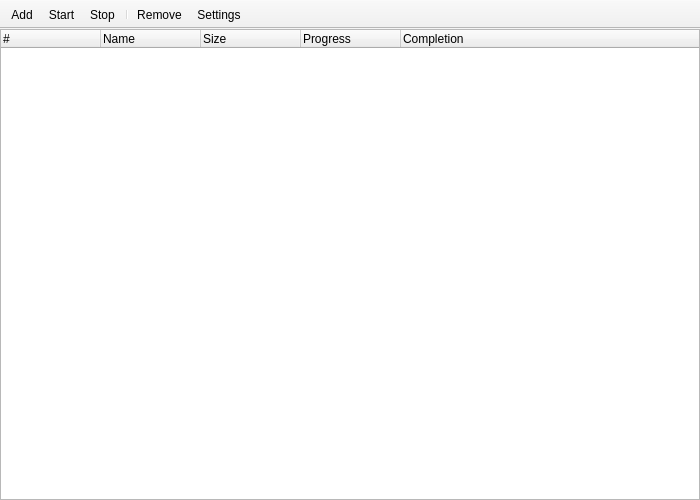
ybubnov/torrent, file btc/interface/TorrentWindow.ui: the form before one commit.
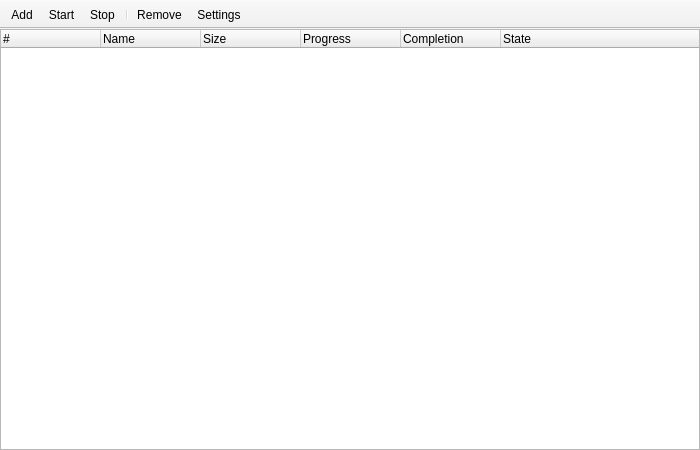
The form after the commit. Icons and pictures are not drawn.

```diff
--- a/btc/interface/TorrentWindow.ui
+++ b/btc/interface/TorrentWindow.ui
@@ -7,7 +7,7 @@
     <x>0</x>
     <y>0</y>
     <width>700</width>
-    <height>500</height>
+    <height>450</height>
    </rect>
   </property>
   <property name="windowTitle">
@@ -68,6 +68,11 @@
           <string>Completion</string>
          </property>
         </column>
+        <column>
+         <property name="text">
+          <string>State</string>
+         </property>
+        </column>
        </widget>
       </item>
      </layout>
```
